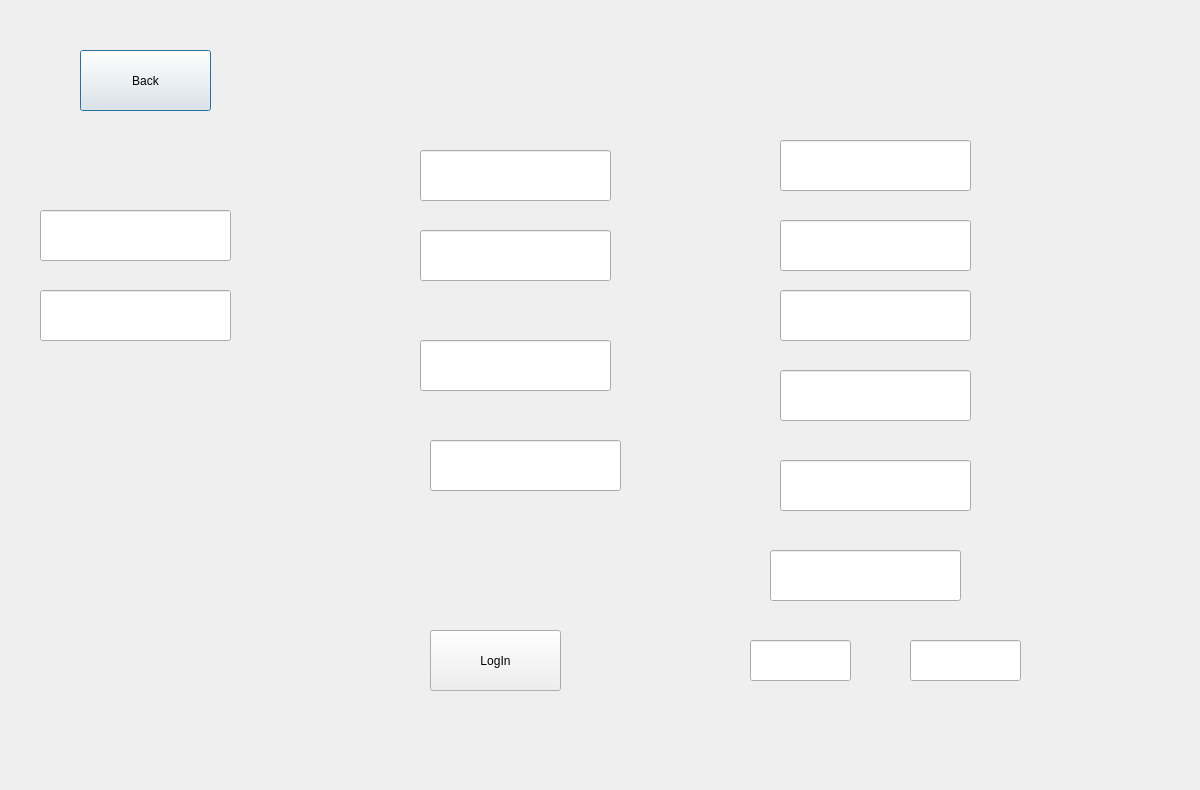
The window that clientlogin.ui (SabinGhost19/OOP-Project) describes before a commit, drawn with Qt 5.
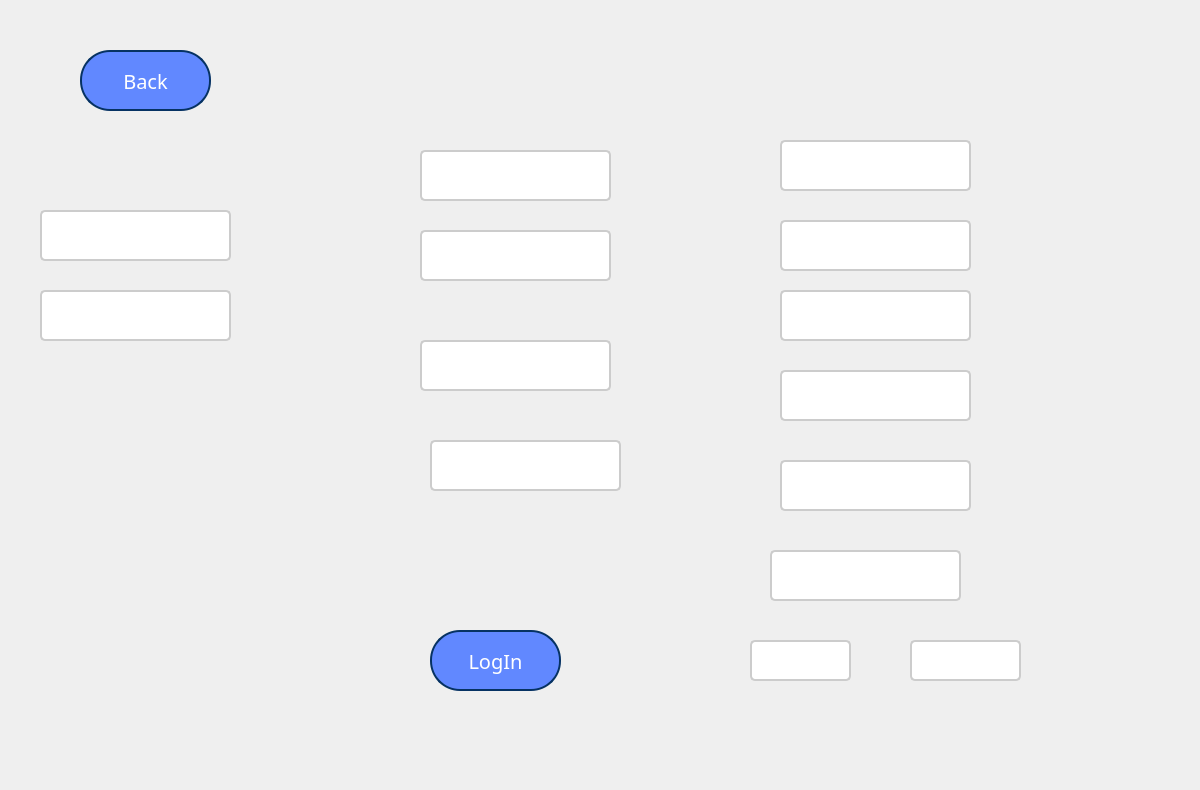
The same window after the commit.

The edit to the form file:
```diff
--- a/clientlogin.ui
+++ b/clientlogin.ui
@@ -22,6 +22,24 @@
      <height>51</height>
     </rect>
    </property>
+   <property name="styleSheet">
+    <string notr="true">QLineEdit {
+    border: 2px solid #ccc;  /* Adaugă un contur de 2px solid cu o culoare gri deschis */
+    border-radius: 5px;      /* Rotunjeste marginile */
+    padding: 5px;            /* Adaugă un spațiu de 5px în interiorul lineEdit-ului */
+    font-family: Arial, sans-serif; /* Setează fontul textului */
+    font-size: 14px;         /* Setează dimensiunea fontului */
+    color: #333;             /* Setează culoarea textului la un gri mai închis */
+}
+
+QLineEdit:hover {
+    border-color: #aaa;      /* Schimbă culoarea conturului la un gri mai deschis atunci când mouse-ul este deasupra */
+}
+
+QLineEdit:focus {
+    border-color: #0078d7;  /* Schimbă culoarea conturului la albastru atunci când lineEdit-ul are focus */
+}</string>
+   </property>
   </widget>
   <widget class="QLineEdit" name="Parola">
    <property name="geometry">
@@ -32,6 +50,24 @@
      <height>51</height>
     </rect>
    </property>
+   <property name="styleSheet">
+    <string notr="true">QLineEdit {
+    border: 2px solid #ccc;  /* Adaugă un contur de 2px solid cu o culoare gri deschis */
+    border-radius: 5px;      /* Rotunjeste marginile */
+    padding: 5px;            /* Adaugă un spațiu de 5px în interiorul lineEdit-ului */
+    font-family: Arial, sans-serif; /* Setează fontul textului */
+    font-size: 14px;         /* Setează dimensiunea fontului */
+    color: #333;             /* Setează culoarea textului la un gri mai închis */
+}
+
+QLineEdit:hover {
+    border-color: #aaa;      /* Schimbă culoarea conturului la un gri mai deschis atunci când mouse-ul este deasupra */
+}
+
+QLineEdit:focus {
+    border-color: #0078d7;  /* Schimbă culoarea conturului la albastru atunci când lineEdit-ul are focus */
+}</string>
+   </property>
   </widget>
   <widget class="QLineEdit" name="Nume">
    <property name="geometry">
@@ -42,6 +78,24 @@
      <height>51</height>
     </rect>
    </property>
+   <property name="styleSheet">
+    <string notr="true">QLineEdit {
+    border: 2px solid #ccc;  /* Adaugă un contur de 2px solid cu o culoare gri deschis */
+    border-radius: 5px;      /* Rotunjeste marginile */
+    padding: 5px;            /* Adaugă un spațiu de 5px în interiorul lineEdit-ului */
+    font-family: Arial, sans-serif; /* Setează fontul textului */
+    font-size: 14px;         /* Setează dimensiunea fontului */
+    color: #333;             /* Setează culoarea textului la un gri mai închis */
+}
+
+QLineEdit:hover {
+    border-color: #aaa;      /* Schimbă culoarea conturului la un gri mai deschis atunci când mouse-ul este deasupra */
+}
+
+QLineEdit:focus {
+    border-color: #0078d7;  /* Schimbă culoarea conturului la albastru atunci când lineEdit-ul are focus */
+}</string>
+   </property>
   </widget>
   <widget class="QLineEdit" name="Prenume">
    <property name="geometry">
@@ -52,6 +106,24 @@
      <height>51</height>
     </rect>
    </property>
+   <property name="styleSheet">
+    <string notr="true">QLineEdit {
+    border: 2px solid #ccc;  /* Adaugă un contur de 2px solid cu o culoare gri deschis */
+    border-radius: 5px;      /* Rotunjeste marginile */
+    padding: 5px;            /* Adaugă un spațiu de 5px în interiorul lineEdit-ului */
+    font-family: Arial, sans-serif; /* Setează fontul textului */
+    font-size: 14px;         /* Setează dimensiunea fontului */
+    color: #333;             /* Setează culoarea textului la un gri mai închis */
+}
+
+QLineEdit:hover {
+    border-color: #aaa;      /* Schimbă culoarea conturului la un gri mai deschis atunci când mouse-ul este deasupra */
+}
+
+QLineEdit:focus {
+    border-color: #0078d7;  /* Schimbă culoarea conturului la albastru atunci când lineEdit-ul are focus */
+}</string>
+   </property>
   </widget>
   <widget class="QLineEdit" name="Telefon">
    <property name="geometry">
@@ -62,6 +134,24 @@
      <height>51</height>
     </rect>
    </property>
+   <property name="styleSheet">
+    <string notr="true">QLineEdit {
+    border: 2px solid #ccc;  /* Adaugă un contur de 2px solid cu o culoare gri deschis */
+    border-radius: 5px;      /* Rotunjeste marginile */
+    padding: 5px;            /* Adaugă un spațiu de 5px în interiorul lineEdit-ului */
+    font-family: Arial, sans-serif; /* Setează fontul textului */
+    font-size: 14px;         /* Setează dimensiunea fontului */
+    color: #333;             /* Setează culoarea textului la un gri mai închis */
+}
+
+QLineEdit:hover {
+    border-color: #aaa;      /* Schimbă culoarea conturului la un gri mai deschis atunci când mouse-ul este deasupra */
+}
+
+QLineEdit:focus {
+    border-color: #0078d7;  /* Schimbă culoarea conturului la albastru atunci când lineEdit-ul are focus */
+}</string>
+   </property>
   </widget>
   <widget class="QLineEdit" name="DataNasterii">
    <property name="geometry">
@@ -72,6 +162,24 @@
      <height>51</height>
     </rect>
    </property>
+   <property name="styleSheet">
+    <string notr="true">QLineEdit {
+    border: 2px solid #ccc;  /* Adaugă un contur de 2px solid cu o culoare gri deschis */
+    border-radius: 5px;      /* Rotunjeste marginile */
+    padding: 5px;            /* Adaugă un spațiu de 5px în interiorul lineEdit-ului */
+    font-family: Arial, sans-serif; /* Setează fontul textului */
+    font-size: 14px;         /* Setează dimensiunea fontului */
+    color: #333;             /* Setează culoarea textului la un gri mai închis */
+}
+
+QLineEdit:hover {
+    border-color: #aaa;      /* Schimbă culoarea conturului la un gri mai deschis atunci când mouse-ul este deasupra */
+}
+
+QLineEdit:focus {
+    border-color: #0078d7;  /* Schimbă culoarea conturului la albastru atunci când lineEdit-ul are focus */
+}</string>
+   </property>
   </widget>
   <widget class="QLineEdit" name="CodPostal">
    <property name="geometry">
@@ -82,6 +190,24 @@
      <height>51</height>
     </rect>
    </property>
+   <property name="styleSheet">
+    <string notr="true">QLineEdit {
+    border: 2px solid #ccc;  /* Adaugă un contur de 2px solid cu o culoare gri deschis */
+    border-radius: 5px;      /* Rotunjeste marginile */
+    padding: 5px;            /* Adaugă un spațiu de 5px în interiorul lineEdit-ului */
+    font-family: Arial, sans-serif; /* Setează fontul textului */
+    font-size: 14px;         /* Setează dimensiunea fontului */
+    color: #333;             /* Setează culoarea textului la un gri mai închis */
+}
+
+QLineEdit:hover {
+    border-color: #aaa;      /* Schimbă culoarea conturului la un gri mai deschis atunci când mouse-ul este deasupra */
+}
+
+QLineEdit:focus {
+    border-color: #0078d7;  /* Schimbă culoarea conturului la albastru atunci când lineEdit-ul are focus */
+}</string>
+   </property>
   </widget>
   <widget class="QLineEdit" name="Tara">
    <property name="geometry">
@@ -92,6 +218,24 @@
      <height>51</height>
     </rect>
    </property>
+   <property name="styleSheet">
+    <string notr="true">QLineEdit {
+    border: 2px solid #ccc;  /* Adaugă un contur de 2px solid cu o culoare gri deschis */
+    border-radius: 5px;      /* Rotunjeste marginile */
+    padding: 5px;            /* Adaugă un spațiu de 5px în interiorul lineEdit-ului */
+    font-family: Arial, sans-serif; /* Setează fontul textului */
+    font-size: 14px;         /* Setează dimensiunea fontului */
+    color: #333;             /* Setează culoarea textului la un gri mai închis */
+}
+
+QLineEdit:hover {
+    border-color: #aaa;      /* Schimbă culoarea conturului la un gri mai deschis atunci când mouse-ul este deasupra */
+}
+
+QLineEdit:focus {
+    border-color: #0078d7;  /* Schimbă culoarea conturului la albastru atunci când lineEdit-ul are focus */
+}</string>
+   </property>
   </widget>
   <widget class="QLineEdit" name="Judet">
    <property name="geometry">
@@ -102,6 +246,24 @@
      <height>51</height>
     </rect>
    </property>
+   <property name="styleSheet">
+    <string notr="true">QLineEdit {
+    border: 2px solid #ccc;  /* Adaugă un contur de 2px solid cu o culoare gri deschis */
+    border-radius: 5px;      /* Rotunjeste marginile */
+    padding: 5px;            /* Adaugă un spațiu de 5px în interiorul lineEdit-ului */
+    font-family: Arial, sans-serif; /* Setează fontul textului */
+    font-size: 14px;         /* Setează dimensiunea fontului */
+    color: #333;             /* Setează culoarea textului la un gri mai închis */
+}
+
+QLineEdit:hover {
+    border-color: #aaa;      /* Schimbă culoarea conturului la un gri mai deschis atunci când mouse-ul este deasupra */
+}
+
+QLineEdit:focus {
+    border-color: #0078d7;  /* Schimbă culoarea conturului la albastru atunci când lineEdit-ul are focus */
+}</string>
+   </property>
   </widget>
   <widget class="QLineEdit" name="Oras">
    <property name="geometry">
@@ -112,6 +274,24 @@
      <height>51</height>
     </rect>
    </property>
+   <property name="styleSheet">
+    <string notr="true">QLineEdit {
+    border: 2px solid #ccc;  /* Adaugă un contur de 2px solid cu o culoare gri deschis */
+    border-radius: 5px;      /* Rotunjeste marginile */
+    padding: 5px;            /* Adaugă un spațiu de 5px în interiorul lineEdit-ului */
+    font-family: Arial, sans-serif; /* Setează fontul textului */
+    font-size: 14px;         /* Setează dimensiunea fontului */
+    color: #333;             /* Setează culoarea textului la un gri mai închis */
+}
+
+QLineEdit:hover {
+    border-color: #aaa;      /* Schimbă culoarea conturului la un gri mai deschis atunci când mouse-ul este deasupra */
+}
+
+QLineEdit:focus {
+    border-color: #0078d7;  /* Schimbă culoarea conturului la albastru atunci când lineEdit-ul are focus */
+}</string>
+   </property>
   </widget>
   <widget class="QLineEdit" name="Strada">
    <property name="geometry">
@@ -122,6 +302,24 @@
      <height>51</height>
     </rect>
    </property>
+   <property name="styleSheet">
+    <string notr="true">QLineEdit {
+    border: 2px solid #ccc;  /* Adaugă un contur de 2px solid cu o culoare gri deschis */
+    border-radius: 5px;      /* Rotunjeste marginile */
+    padding: 5px;            /* Adaugă un spațiu de 5px în interiorul lineEdit-ului */
+    font-family: Arial, sans-serif; /* Setează fontul textului */
+    font-size: 14px;         /* Setează dimensiunea fontului */
+    color: #333;             /* Setează culoarea textului la un gri mai închis */
+}
+
+QLineEdit:hover {
+    border-color: #aaa;      /* Schimbă culoarea conturului la un gri mai deschis atunci când mouse-ul este deasupra */
+}
+
+QLineEdit:focus {
+    border-color: #0078d7;  /* Schimbă culoarea conturului la albastru atunci când lineEdit-ul are focus */
+}</string>
+   </property>
   </widget>
   <widget class="QLineEdit" name="Numarul">
    <property name="geometry">
@@ -132,6 +330,24 @@
      <height>51</height>
     </rect>
    </property>
+   <property name="styleSheet">
+    <string notr="true">QLineEdit {
+    border: 2px solid #ccc;  /* Adaugă un contur de 2px solid cu o culoare gri deschis */
+    border-radius: 5px;      /* Rotunjeste marginile */
+    padding: 5px;            /* Adaugă un spațiu de 5px în interiorul lineEdit-ului */
+    font-family: Arial, sans-serif; /* Setează fontul textului */
+    font-size: 14px;         /* Setează dimensiunea fontului */
+    color: #333;             /* Setează culoarea textului la un gri mai închis */
+}
+
+QLineEdit:hover {
+    border-color: #aaa;      /* Schimbă culoarea conturului la un gri mai deschis atunci când mouse-ul este deasupra */
+}
+
+QLineEdit:focus {
+    border-color: #0078d7;  /* Schimbă culoarea conturului la albastru atunci când lineEdit-ul are focus */
+}</string>
+   </property>
   </widget>
   <widget class="QPushButton" name="Back">
    <property name="geometry">
@@ -142,6 +358,27 @@
      <height>61</height>
     </rect>
    </property>
+   <property name="styleSheet">
+    <string notr="true">QPushButton {
+    font-family: sans-serif;
+    font-size: 20px;
+    color: #fff;
+    background-color: #6188FF;
+    padding: 12px 24px;
+    border: 2px solid #063263; /* Adăugați contur cu grosimea și culoarea specificată */
+    border-radius: 30px;
+    cursor: pointer;
+    transition: background-color 0.3s ease;
+}
+
+QPushButton:hover {
+    background-color: #0056b3;
+}
+/* Stil pentru butoanele QPushButton */
+
+
+</string>
+   </property>
    <property name="text">
     <string>Back</string>
    </property>
@@ -155,6 +392,27 @@
      <height>61</height>
     </rect>
    </property>
+   <property name="styleSheet">
+    <string notr="true">QPushButton {
+    font-family: sans-serif;
+    font-size: 20px;
+    color: #fff;
+    background-color: #6188FF;
+    padding: 12px 24px;
+    border: 2px solid #063263; /* Adăugați contur cu grosimea și culoarea specificată */
+    border-radius: 30px;
+    cursor: pointer;
+    transition: background-color 0.3s ease;
+}
+
+QPushButton:hover {
+    background-color: #0056b3;
+}
+/* Stil pentru butoanele QPushButton */
+
+
+</string>
+   </property>
    <property name="text">
     <string>LogIn</string>
    </property>
@@ -168,6 +426,24 @@
      <height>41</height>
     </rect>
    </property>
+   <property name="styleSheet">
+    <string notr="true">QLineEdit {
+    border: 2px solid #ccc;  /* Adaugă un contur de 2px solid cu o culoare gri deschis */
+    border-radius: 5px;      /* Rotunjeste marginile */
+    padding: 5px;            /* Adaugă un spațiu de 5px în interiorul lineEdit-ului */
+    font-family: Arial, sans-serif; /* Setează fontul textului */
+    font-size: 14px;         /* Setează dimensiunea fontului */
+    color: #333;             /* Setează culoarea textului la un gri mai închis */
+}
+
+QLineEdit:hover {
+    border-color: #aaa;      /* Schimbă culoarea conturului la un gri mai deschis atunci când mouse-ul este deasupra */
+}
+
+QLineEdit:focus {
+    border-color: #0078d7;  /* Schimbă culoarea conturului la albastru atunci când lineEdit-ul are focus */
+}</string>
+   </property>
   </widget>
   <widget class="QLineEdit" name="NumarApartament">
    <property name="geometry">
@@ -178,6 +454,24 @@
      <height>41</height>
     </rect>
    </property>
+   <property name="styleSheet">
+    <string notr="true">QLineEdit {
+    border: 2px solid #ccc;  /* Adaugă un contur de 2px solid cu o culoare gri deschis */
+    border-radius: 5px;      /* Rotunjeste marginile */
+    padding: 5px;            /* Adaugă un spațiu de 5px în interiorul lineEdit-ului */
+    font-family: Arial, sans-serif; /* Setează fontul textului */
+    font-size: 14px;         /* Setează dimensiunea fontului */
+    color: #333;             /* Setează culoarea textului la un gri mai închis */
+}
+
+QLineEdit:hover {
+    border-color: #aaa;      /* Schimbă culoarea conturului la un gri mai deschis atunci când mouse-ul este deasupra */
+}
+
+QLineEdit:focus {
+    border-color: #0078d7;  /* Schimbă culoarea conturului la albastru atunci când lineEdit-ul are focus */
+}</string>
+   </property>
   </widget>
  </widget>
  <resources/>
```
